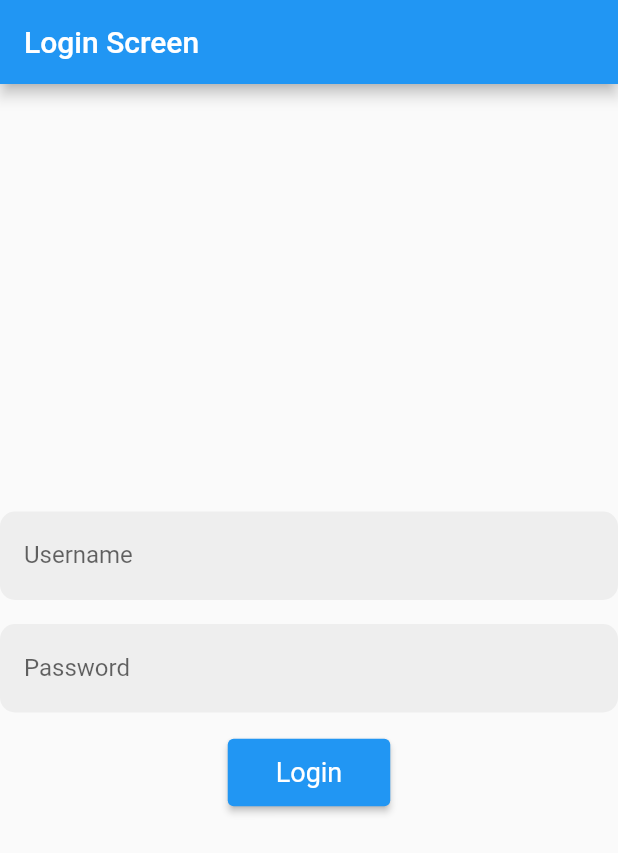
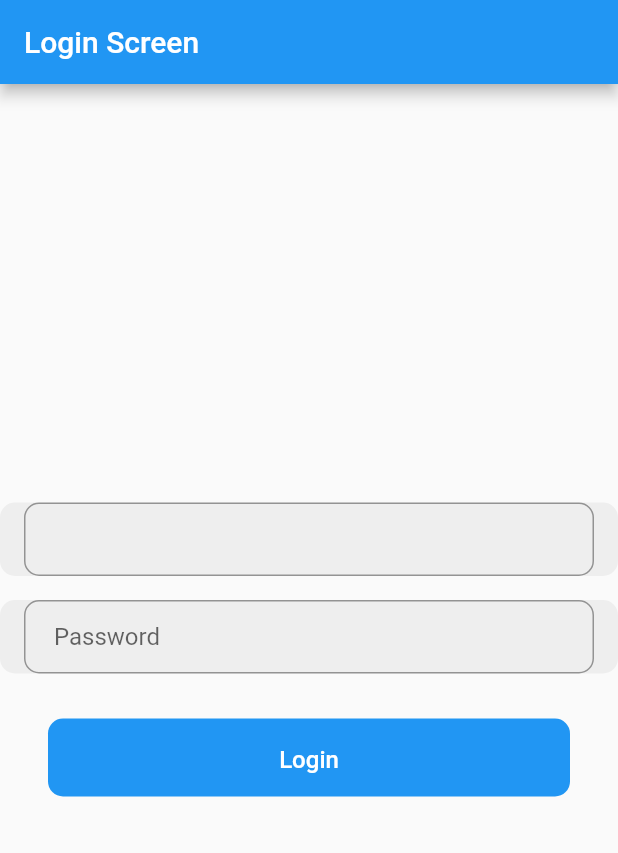
Before and after one commit to yashjoshi007/ecommerce, a Flutter app: the screen it shows after launch, on a phone screen of 412 x 824 dp. Shown: the top 853 px of the screen. Run offline on Flutter 3.47's test engine with Material 2 defaults, Android fonts, the phone set to English and light mode, and no system bars; our stand-ins replace google_fonts; Roboto replaces fonts that are missing (Plus Jakarta Sans).

Commit message:
Add files via upload

```diff
--- /dev/null
+++ b/lib/components/button.dart
@@ -0,0 +1,35 @@
+
+import 'package:ecommerce/components/theme.dart';
+import 'package:flutter/cupertino.dart';
+import 'package:flutter/material.dart';
+import 'package:google_fonts/google_fonts.dart';
+class MyButton extends StatelessWidget {
+
+
+  final String text;
+  final VoidCallback onPressed;
+
+
+  const MyButton({super.key,required this.text, required this.onPressed}) ;
+
+  @override
+  Widget build(BuildContext context) {
+    return Padding(
+      padding: EdgeInsets.fromLTRB(32, 14, 32, 14),
+      child: Container(
+          child: Material(
+            elevation: 0,
+            borderRadius: BorderRadius.circular(10),
+            color: Colors.blue,
+            child: MaterialButton(
+              padding: EdgeInsets.fromLTRB(28, 14, 28, 14),
+              minWidth: MediaQuery.of(context).size.width,
+              onPressed: onPressed ,
+              child: Text(text,style: MyTheme().textTheme.bodyText1
+                  ?.copyWith(fontWeight: FontWeight.w500, color: MyTheme().colorScheme.onPrimary)),
+            ),
+          )
+      ),
+    );
+  }
+}
--- /dev/null
+++ b/lib/components/textfield.dart
@@ -0,0 +1,89 @@
+import 'package:flutter/cupertino.dart';
+import 'package:flutter/material.dart';
+
+class MyTextField extends StatelessWidget {
+
+  final controller;
+  final String hintText;
+  final bool obsecureText;
+
+
+
+  const MyTextField({
+  super.key,
+  required this.controller,
+  required this.hintText,
+  required this.obsecureText,
+
+
+
+  });
+
+  @override
+  Widget build(BuildContext context) {
+    return Container(
+      child: TextFormField(
+        autofocus: false,
+        controller: controller,
+        keyboardType: TextInputType.emailAddress,
+
+        textInputAction: TextInputAction.next,
+        decoration: InputDecoration(
+
+          contentPadding: EdgeInsets.fromLTRB(20, 15, 20, 15),
+          hintText: hintText,
+          border: OutlineInputBorder(
+            borderRadius: BorderRadius.circular(10),
+          ),
+        ),
+
+      ),
+
+    );
+  }
+}
+
+class MyTextField2 extends StatelessWidget {
+
+  final controller;
+  final String hintText;
+  final bool obsecureText;
+  final String? Function(String?)? validator;
+  final void Function(String?)? onSaved;
+
+
+  const MyTextField2({
+  super.key,
+  required this.controller,
+  required this.hintText,
+  required this.obsecureText,
+  required this.validator,
+  required this.onSaved,
+
+  });
+
+  @override
+  Widget build(BuildContext context) {
+    return Container(
+      child: TextFormField(
+
+        autofocus: false,
+        controller: controller,
+        keyboardType: TextInputType.emailAddress,
+
+
+        textInputAction: TextInputAction.next,
+        decoration: InputDecoration(
+
+
+          contentPadding: EdgeInsets.fromLTRB(20, 15, 20, 15),
+          hintText: hintText,
+          border: OutlineInputBorder(
+            borderRadius: BorderRadius.circular(10),
+          ),
+        ),
+        maxLines: 5, // <-- SEE HERE
+      ),
+    );
+  }
+}
--- /dev/null
+++ b/lib/components/theme.dart
@@ -0,0 +1,97 @@
+import 'package:flutter/material.dart';
+import 'package:google_fonts/google_fonts.dart';
+
+ThemeData MyTheme() {
+  return ThemeData(
+    // Colors
+    colorScheme: const ColorScheme(
+      brightness: Brightness.light,
+
+      primary: Color(0xFF745E27),                                   // Primary
+      onPrimary: Colors.white,                                      // Text/Icon on primary
+      primaryContainer: Color(0xFFF4ECDD),                          // Surface primary
+
+      secondary: Color(0xFF0D1426),                                 // Text Default
+      secondaryVariant: Color(0xFF4A4E5D),                          // Text Subdued
+      onSecondary: Colors.white,                                    // Text/Icon on secondary
+
+      error: Color(0xFFEF4949),                                     // Critical
+      onError: Colors.white,                                        // Text/Icon on critical
+      errorContainer: Color(0xFFF7D4D6),                            // Surface critical
+
+      surface: Colors.white,                                        // Surface
+      onSurface: Colors.black,                                      // Not needed
+
+      background: Color(0xFFF4F4F4),                                // Background
+      onBackground: Colors.black,                                   // Not needed
+    ),
+
+    primaryColor: Color(0xFF745E27),
+    hintColor: Colors.black,
+    errorColor: Color(0xFFEF4949),
+    scaffoldBackgroundColor: Colors.white,
+    backgroundColor: Color(0xFFF0EFE8),
+    primaryIconTheme: IconThemeData(color: Color(0xFF515B7B),),     // Default Icons
+    accentIconTheme:   IconThemeData(color:Color(0xFF98A2B3),),     // Subdued Icons
+    disabledColor: Color(0xFF8E909A),                               // Disabled Text/Icons
+    dividerColor: Color(0xFFE1E3E5),                                // Dividers
+
+
+    // Typography
+    fontFamily: 'Plus Jakarta Sans',
+    textTheme: const TextTheme(
+
+      headline2: TextStyle(
+        fontSize: 30,
+        fontWeight: FontWeight.w700,
+        color: Color(0xFF0D1426),
+        letterSpacing: -0.25,
+        height: 1.2,
+      ),
+
+      headline3: TextStyle(
+        fontSize: 24,
+        fontWeight: FontWeight.w600,
+        color: Color(0xFF0D1426),
+        letterSpacing: -0.1,
+        height: 1.33,
+      ),
+
+      headline4: TextStyle(
+        fontSize: 20,
+        fontWeight: FontWeight.w600, // Semi-Bold
+        color: Color(0xFF0D1426),
+        letterSpacing: -0.1,
+        height: 1.4,
+      ),
+
+      subtitle1: TextStyle(                                           // Body Large
+        fontSize: 18,
+        fontWeight: FontWeight.w600, //Semi-bold
+        color: Color(0xFF0D1426),
+        height: 1.33,
+      ),
+
+      bodyText1: TextStyle(                                           // Body Base
+        fontSize: 16,
+        fontWeight: FontWeight.w400, // Regular
+        color: Color(0xFF0D1426),
+        height: 1.5,
+      ),
+
+      bodyText2: TextStyle(                                           // Body Small
+        fontSize: 14,
+        fontWeight: FontWeight.w400, // Regular
+        color: Color(0xFF4A4E5D),
+        height: 1.4,
+      ),
+
+      caption: TextStyle(
+        fontSize: 10,
+        height: 1.2,
+        fontWeight: FontWeight.w600, // Medium
+        color: Color(0xFF4A4E5D),
+      ),
+    ),
+  );
+}
--- a/lib/main.dart
+++ b/lib/main.dart
@@ -1,5 +1,8 @@
 import 'package:ecommerce/products.dart';
 import 'package:flutter/material.dart';
+
+import 'components/button.dart';
+import 'components/textfield.dart';
 
 void main() {
   runApp(LoginApp());
@@ -44,8 +47,8 @@ class _LoginScreenState extends State<LoginScreen> {
             title: Text('Login Failed'),
             content: Text('Invalid username or password.'),
             actions: <Widget>[
-              ElevatedButton(
-                child: Text('OK'),
+              MyButton(
+                 text: 'OK',
                 onPressed: () {
                   Navigator.of(context).pop();
                 },
@@ -72,8 +75,8 @@ class _LoginScreenState extends State<LoginScreen> {
               'Welcome, admin!',
               style: TextStyle(fontSize: 24.0),
             ),
-            ElevatedButton(
-              child: Text('Logout'),
+            MyButton(
+              text:'Logout',
               onPressed: () {
                 setState(() {
                   _isLoggedIn = false;
@@ -91,16 +94,8 @@ class _LoginScreenState extends State<LoginScreen> {
                 borderRadius: BorderRadius.circular(10.0),
                 color: Colors.grey[200],
               ),
-              child: TextFormField(
-                controller: _usernameController,
-                decoration: InputDecoration(
-                  labelText: 'Username',
-                  border: InputBorder.none,
-                ),
-                style: TextStyle(
-                  fontSize: 16.0,
-                  color: Colors.black,
-                ),
+              child: MyTextField(
+                controller: _usernameController, hintText: '', obsecureText: false,
               ),
             ),
             SizedBox(height: 16.0),
@@ -110,30 +105,17 @@ class _LoginScreenState extends State<LoginScreen> {
                 borderRadius: BorderRadius.circular(10.0),
                 color: Colors.grey[200],
               ),
-              child: TextFormField(
+              child: MyTextField(
                 controller: _passwordController,
-                obscureText: true,
-                decoration: InputDecoration(
-                  labelText: 'Password',
-                  border: InputBorder.none,
-                ),
-                style: TextStyle(
-                  fontSize: 16.0,
-                  color: Colors.black,
-                ),
+                hintText: 'Password',
+                obsecureText: true,
               ),
             ),
             SizedBox(height: 16.0),
-            ElevatedButton(
-              child: Text('Login'),
+            MyButton(
+              text:'Login',
               onPressed: _login,
-              style: ElevatedButton.styleFrom(
-                primary: Colors.blue,
-                padding: EdgeInsets.symmetric(horizontal: 32.0, vertical: 12.0),
-                textStyle: TextStyle(
-                  fontSize: 18.0,
-                ),
-              ),
+
             ),
           ],
         ),
--- a/lib/products.dart
+++ b/lib/products.dart
@@ -1,5 +1,7 @@
 import 'package:flutter/cupertino.dart';
 import 'package:flutter/material.dart';
+
+import 'components/button.dart';
 
 class ProductsScreen extends StatefulWidget {
   @override
@@ -43,8 +45,8 @@ class _ProductsScreenState extends State<ProductsScreen> {
           ),
 
           actions: <Widget>[
-            ElevatedButton(
-              child: Text('OK'),
+            MyButton(
+              text:'OK',
               onPressed: () {
                 Navigator.of(context).pop();
               },
@@ -102,7 +104,6 @@ class _ProductsScreenState extends State<ProductsScreen> {
                     '\$${product.price}',
                     style: TextStyle(fontSize: 16.0, fontWeight: FontWeight.bold),
                   ),
-
                 ],
               ),
             ),
```
